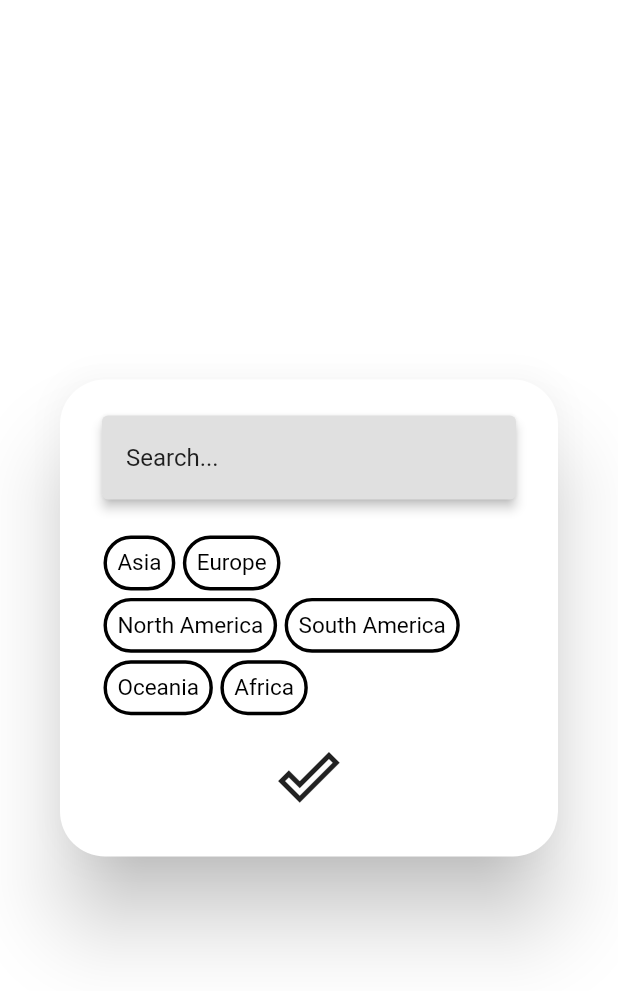
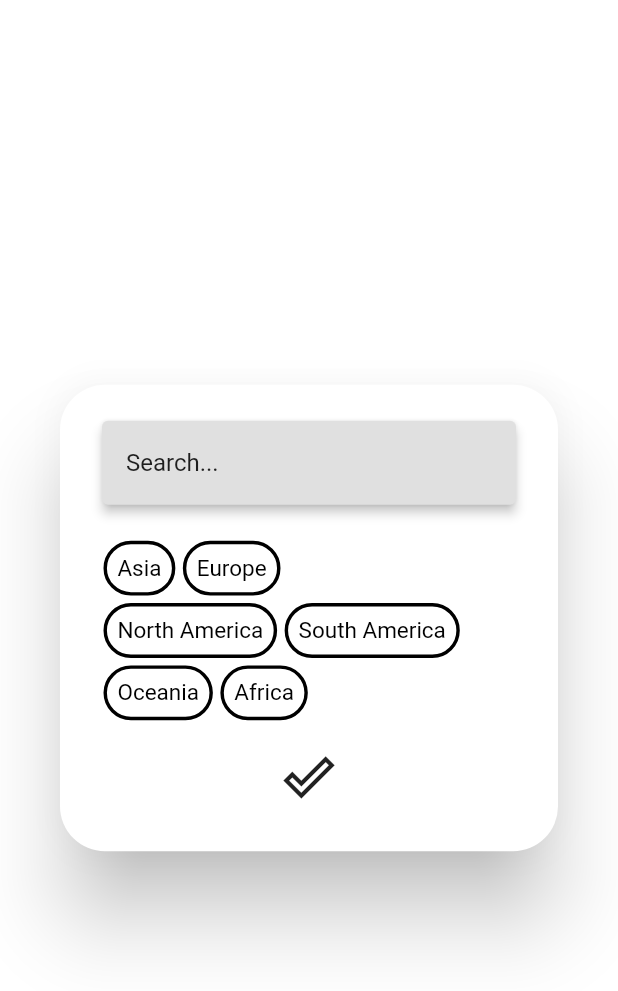
Before and after one commit to tattuu/country_quiz, a Flutter app: the MainSearchDialog widget shown alone on an empty page, opened directly, on a phone screen of 412 x 824 dp. Shown: the top 991 px of the screen. Run offline on Flutter 3.47's test engine with Material 2 defaults, Android fonts, the phone set to English and light mode, and no system bars; our stand-ins replace percent_indicator, photo_view.

Commit message:
searchDialogの検索ボタンのサイズ変更と、アプリアイコンの設定

```diff
--- a/lib/searchDialog.dart
+++ b/lib/searchDialog.dart
@@ -226,7 +226,7 @@ class _MainSearchDialog extends State<MainSearchDialog>{ // サーチダイア
       tagRadius = MediaQuery.of(context).size.width / 15;
       tagFontSize = 15.0;
     } else if (MediaQuery.of(context).size.width < 960) {
-      tagBorderSize = MediaQuery.of(context).size.width / 120;
+      tagBorderSize = MediaQuery.of(context).size.width / 280;
       tagRadius = MediaQuery.of(context).size.width / 20;
       tagFontSize = 20.0;
 
@@ -249,7 +249,7 @@ class _MainSearchDialog extends State<MainSearchDialog>{ // サーチダイア
                 ),
                 IconButton(
                     icon: Icon(Icons.done_outline),
-                    iconSize: MediaQuery.of(context).size.width / 10,
+                    iconSize: MediaQuery.of(context).size.width / 12,
                     onPressed: () {
                       if (searchResults.length != 0) {
                         setState(() {
```
Also changed, not shown: lib/fix_pub_lib/flutter_tindercard_0.105_fix/flutter_tindercard.dart (+4 -4 lines), pubspec.yaml (+6 -2 lines), assets/icon/icon.png (added), pubspec.lock, 21 other files.
